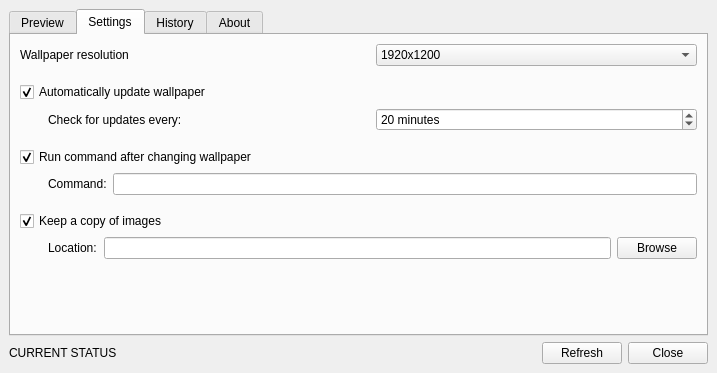
Above: ui/mainwindow.ui from se0siris/bing-wallpaper-changer before the change. Below: the same form after it.
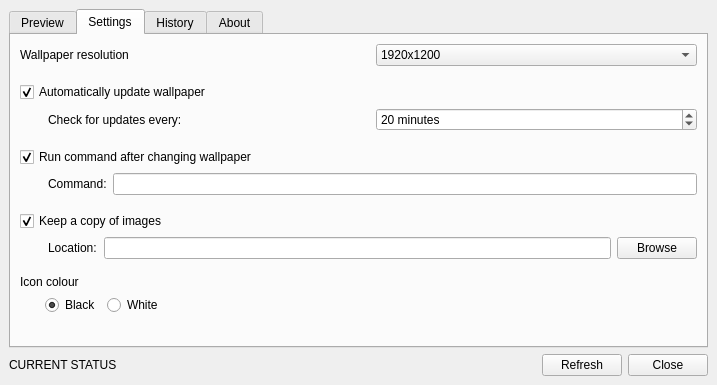
That is the form after the change. The open tabs and pages were chosen to show the change. Icons and pictures are not drawn. Custom widgets are drawn as their Qt base class.

Commit message: Icon colour (black/white) now configurable from settings tab.

What changed in the file:
```diff
--- a/ui/mainwindow.ui
+++ b/ui/mainwindow.ui
@@ -7,7 +7,7 @@
     <x>0</x>
     <y>0</y>
     <width>717</width>
-    <height>373</height>
+    <height>385</height>
    </rect>
   </property>
   <property name="windowTitle">
@@ -362,6 +362,83 @@
           </item>
          </layout>
         </item>
+        <item>
+         <spacer name="verticalSpacer_5">
+          <property name="orientation">
+           <enum>Qt::Vertical</enum>
+          </property>
+          <property name="sizeType">
+           <enum>QSizePolicy::Fixed</enum>
+          </property>
+          <property name="sizeHint" stdset="0">
+           <size>
+            <width>20</width>
+            <height>10</height>
+           </size>
+          </property>
+         </spacer>
+        </item>
+        <item>
+         <layout class="QVBoxLayout" name="verticalLayout_7">
+          <item>
+           <widget class="QLabel" name="label_9">
+            <property name="text">
+             <string>Icon colour</string>
+            </property>
+           </widget>
+          </item>
+          <item>
+           <layout class="QHBoxLayout" name="horizontalLayout_7">
+            <item>
+             <spacer name="horizontalSpacer_7">
+              <property name="orientation">
+               <enum>Qt::Horizontal</enum>
+              </property>
+              <property name="sizeType">
+               <enum>QSizePolicy::Fixed</enum>
+              </property>
+              <property name="sizeHint" stdset="0">
+               <size>
+                <width>25</width>
+                <height>20</height>
+               </size>
+              </property>
+             </spacer>
+            </item>
+            <item>
+             <widget class="QRadioButton" name="rb_icon_colour_black">
+              <property name="text">
+               <string>Black</string>
+              </property>
+              <property name="checked">
+               <bool>true</bool>
+              </property>
+             </widget>
+            </item>
+            <item>
+             <widget class="QRadioButton" name="rb_icon_colour_white">
+              <property name="text">
+               <string>White</string>
+              </property>
+             </widget>
+            </item>
+            <item>
+             <spacer name="horizontalSpacer_8">
+              <property name="orientation">
+               <enum>Qt::Horizontal</enum>
+              </property>
+              <property name="sizeHint" stdset="0">
+               <size>
+                <width>40</width>
+                <height>20</height>
+               </size>
+              </property>
+             </spacer>
+            </item>
+           </layout>
+          </item>
+         </layout>
+        </item>
         <item>
          <spacer name="verticalSpacer">
           <property name="orientation">
```
The commit also changes 4 other files.
